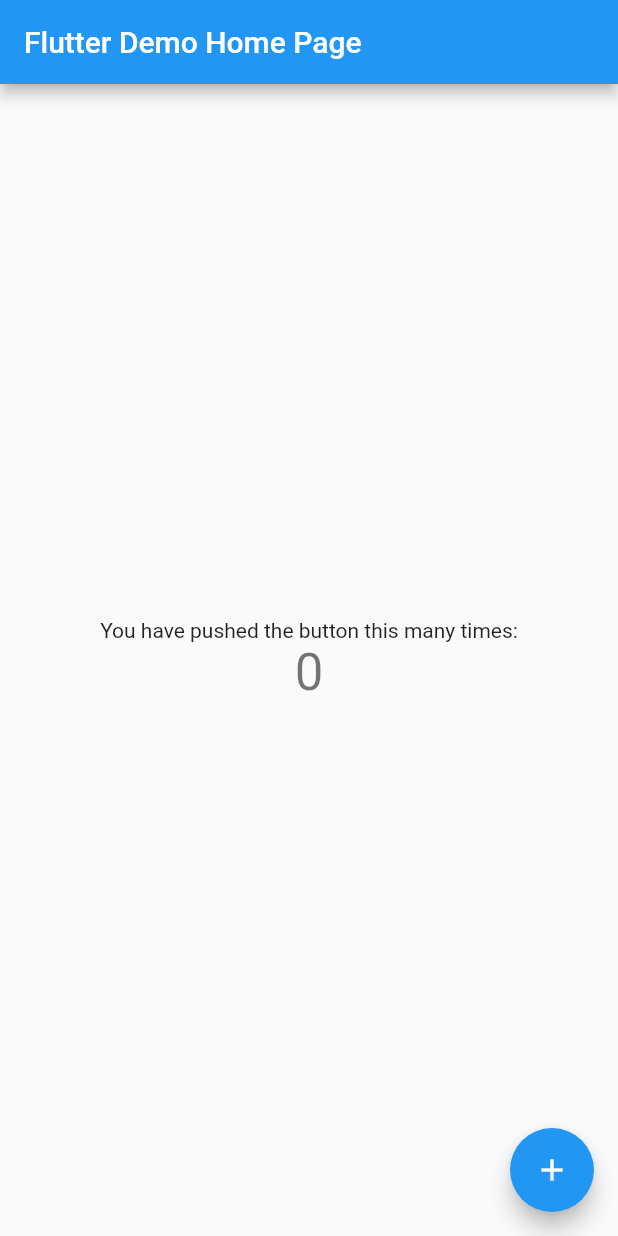
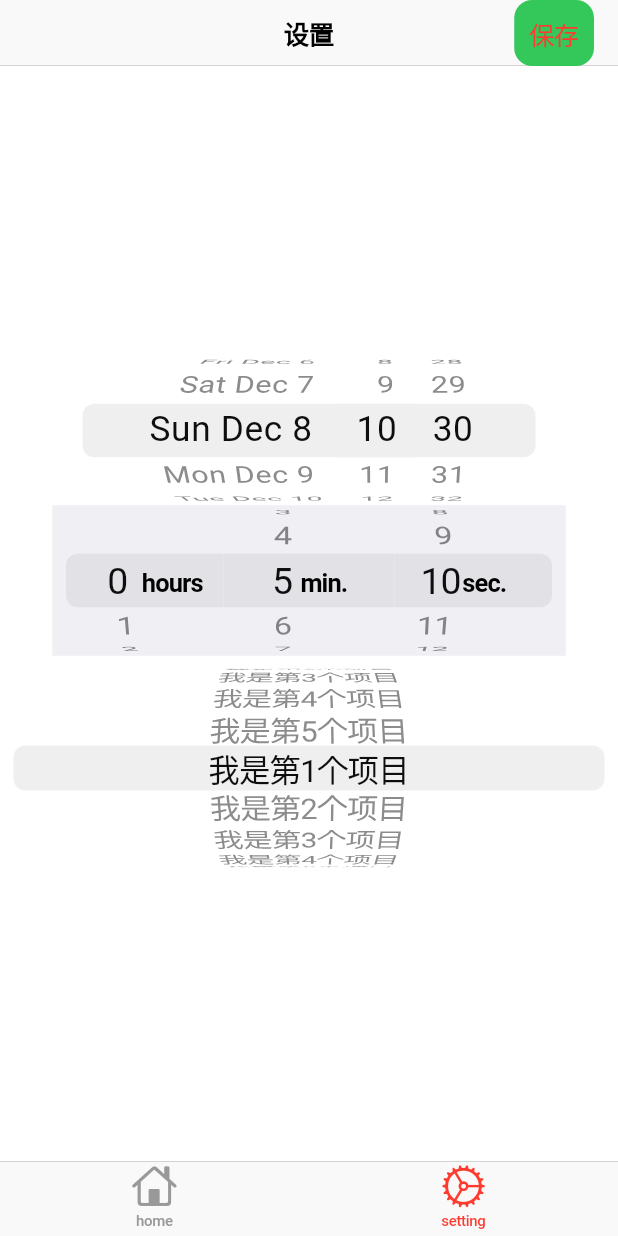
Before and after one commit to garvenc/flutter-demo, a Flutter app: the screen it shows after launch, on a phone screen of 412 x 824 dp. Run offline on Flutter 3.47's test engine with Material 2 defaults, Android fonts, the phone set to English and light mode, and no system bars.

Commit message:
Cupertino demo.

```diff
--- a/cupertino_demo/lib/main.dart
+++ b/cupertino_demo/lib/main.dart
@@ -1,4 +1,5 @@
-import 'package:flutter/material.dart';
+import 'package:flutter/cupertino.dart';
+import './src/my_home_page.dart';
 
 void main() {
   runApp(const MyApp());
@@ -10,106 +11,13 @@
   // This widget is the root of your application.
   @override
   Widget build(BuildContext context) {
-    return MaterialApp(
+    return const CupertinoApp(
       title: 'Flutter Demo',
-      theme: ThemeData(
-        // This is the theme of your application.
-        //
-        // Try running your application with "flutter run". You'll see the
-        // application has a blue toolbar. Then, without quitting the app, try
-        // changing the primarySwatch below to Colors.green and then invoke
-        // "hot reload" (press "r" in the console where you ran "flutter run",
-        // or simply save your changes to "hot reload" in a Flutter IDE).
-        // Notice that the counter didn't reset back to zero; the application
-        // is not restarted.
-        primarySwatch: Colors.blue,
+      theme: CupertinoThemeData(
+        primaryColor: CupertinoColors.systemRed,
       ),
-      home: const MyHomePage(title: 'Flutter Demo Home Page'),
+      home: MyHomePage(),
+      debugShowCheckedModeBanner: false,
     );
   }
 }
-
-class MyHomePage extends StatefulWidget {
-  const MyHomePage({super.key, required this.title});
-
-  // This widget is the home page of your application. It is stateful, meaning
-  // that it has a State object (defined below) that contains fields that affect
-  // how it looks.
-
-  // This class is the configuration for the state. It holds the values (in this
-  // case the title) provided by the parent (in this case the App widget) and
-  // used by the build method of the State. Fields in a Widget subclass are
-  // always marked "final".
-
-  final String title;
-
-  @override
-  State<MyHomePage> createState() => _MyHomePageState();
-}
-
-class _MyHomePageState extends State<MyHomePage> {
-  int _counter = 0;
-
-  void _incrementCounter() {
-    setState(() {
-      // This call to setState tells the Flutter framework that something has
-      // changed in this State, which causes it to rerun the build method below
-      // so that the display can reflect the updated values. If we changed
-      // _counter without calling setState(), then the build method would not be
-      // called again, and so nothing would appear to happen.
-      _counter++;
-    });
-  }
-
-  @override
-  Widget build(BuildContext context) {
-    // This method is rerun every time setState is called, for instance as done
-    // by the _incrementCounter method above.
-    //
-    // The Flutter framework has been optimized to make rerunning build methods
-    // fast, so that you can just rebuild anything that needs updating rather
-    // than having to individually change instances of widgets.
-    return Scaffold(
-      appBar: AppBar(
-        // Here we take the value from the MyHomePage object that was created by
-        // the App.build method, and use it to set our appbar title.
-        title: Text(widget.title),
-      ),
-      body: Center(
-        // Center is a layout widget. It takes a single child and positions it
-        // in the middle of the parent.
-        child: Column(
-          // Column is also a layout widget. It takes a list of children and
-          // arranges them vertically. By default, it sizes itself to fit its
-          // children horizontally, and tries to be as tall as its parent.
-          //
-          // Invoke "debug painting" (press "p" in the console, choose the
-          // "Toggle Debug Paint" action from the Flutter Inspector in Android
-          // Studio, or the "Toggle Debug Paint" command in Visual Studio Code)
-          // to see the wireframe for each widget.
-          //
-          // Column has various properties to control how it sizes itself and
-          // how it positions its children. Here we use mainAxisAlignment to
-          // center the children vertically; the main axis here is the vertical
-          // axis because Columns are vertical (the cross axis would be
-          // horizontal).
-          mainAxisAlignment: MainAxisAlignment.center,
-          children: <Widget>[
-            const Text(
-              'You have pushed the button this many times:',
-            ),
-            Text(
-              '$_counter',
-              style: Theme.of(context).textTheme.headline4,
-            ),
-          ],
-        ),
-      ),
-      floatingActionButton: FloatingActionButton(
-        onPressed: _incrementCounter,
-        tooltip: 'Increment',
-        child: const Icon(Icons.add),
-      ), // This trailing comma makes auto-formatting nicer for build methods.
-    );
-  }
-}
--- /dev/null
+++ b/cupertino_demo/lib/src/my_home_page.dart
@@ -0,0 +1,232 @@
+import 'package:flutter/cupertino.dart';
+
+class MyHomePage extends StatefulWidget {
+  const MyHomePage({super.key});
+
+  @override
+  State<MyHomePage> createState() => _MyHomePageState();
+}
+
+class _MyHomePageState extends State<MyHomePage> {
+  @override
+  Widget build(BuildContext context) {
+    return CupertinoTabScaffold(
+      tabBuilder: (context, index) {
+        return CupertinoTabView(
+          builder: (context) {
+            switch (index) {
+              case 0:
+                return const _HomePage();
+              case 1:
+                return const _SettingPage();
+              default:
+                // Should not run into here.
+                return const Text("unexpected case...");
+            }
+          },
+        );
+      },
+      tabBar: CupertinoTabBar(
+        items: const[
+          BottomNavigationBarItem(icon: Icon(CupertinoIcons.home), label: "home"),
+          BottomNavigationBarItem(icon: Icon(CupertinoIcons.settings), label: "setting"),
+        ],
+        currentIndex: 1,
+        onTap: (index) {
+        },
+      ),
+    );
+  }
+}
+
+class _HomePage extends StatefulWidget {
+  const _HomePage();
+
+  @override
+  State<StatefulWidget> createState() {
+    return _HomePageState();
+  }
+}
+
+class _HomePageState extends State<_HomePage> {
+  var _sliderValue = 40.0;
+
+  @override
+  Widget build(BuildContext context) {
+    return CupertinoPageScaffold(
+      navigationBar: const CupertinoNavigationBar(
+        middle: Text("首页")
+      ),
+      child: Column(
+        mainAxisAlignment: MainAxisAlignment.center,
+        children: [
+          CupertinoSlider(
+            min: 0,
+            max: 100,
+            value: _sliderValue,
+            activeColor: CupertinoColors.activeBlue,
+            onChanged: (value) {
+              setState(() {
+                _sliderValue = value;
+              });
+            },
+          ),
+          CupertinoButton(
+            child: const Text("设置"),
+            onPressed: () {
+              Navigator.push(context, CupertinoPageRoute(builder: (context) {
+                return const _SettingPage();
+              }));
+            },
+          ),
+          CupertinoButton(
+            color: CupertinoColors.systemYellow,
+            child: const Text("帮助"),
+            onPressed: () {
+              showCupertinoDialog(
+                context: context,
+                builder: (context) {
+                  return CupertinoAlertDialog(
+                    title: const Text("查看帮助"),
+                    content: const Text("请选择帮助内容"),
+                    actions: [
+                      CupertinoButton(
+                        child: const Text("帮助一"),
+                        onPressed: () {
+                          Navigator.pop(context);
+                        },
+                      ),
+                      CupertinoButton(
+                        child: const Text("帮助二"),
+                        onPressed: () {
+                          Navigator.pop(context);
+                        },
+                      ),
+                      CupertinoButton(
+                        child: const Text("帮助三"),
+                        onPressed: () {
+                          Navigator.pop(context);
+                        },
+                      )
+                    ],
+                  );
+                },
+              );
+            },
+          ),
+          CupertinoButton(
+            color: CupertinoColors.systemOrange,
+            child: const Text("删除"),
+            onPressed: () {
+              showCupertinoDialog(
+                context: context,
+                builder: (context) {
+                  return CupertinoAlertDialog(
+                    title: const Text("确定删除？"),
+                    content: const Text("删除后将无法恢复！"),
+                    actions: [
+                      CupertinoButton(
+                        child: const Text("取消"),
+                        onPressed: () {
+                          Navigator.pop(context);
+                        },
+                      ),
+                      CupertinoButton(
+                        child: const Text("确定"),
+                        onPressed: () {
+                          Navigator.pop(context);
+                        },
+                      ),
+                    ],
+                  );
+                },
+              );
+            },
+          )
+        ],
+      ),
+    );
+  }
+}
+
+class _SettingPage extends StatelessWidget {
+  const _SettingPage();
+
+  @override
+  Widget build(BuildContext context) {
+    return CupertinoPageScaffold(
+      navigationBar: CupertinoNavigationBar(
+        previousPageTitle: "返回",
+        middle: const Text("设置"),
+        trailing: CupertinoButton(
+          color: CupertinoColors.systemGreen,
+          padding: const EdgeInsets.all(10),
+          child: const Text("保存"),
+          onPressed: () {
+            showCupertinoModalPopup(
+              context: context,
+              builder: (context) {
+                return CupertinoActionSheet(
+                  actions: [
+                    CupertinoActionSheetAction(
+                      child: const Text("是"),
+                      onPressed: () {
+                        Navigator.pop(context);
+                      },
+                    ),
+                    CupertinoActionSheetAction(
+                      child: const Text("否"),
+                      onPressed: () {
+                        Navigator.pop(context);
+                      },
+                    )
+                  ],
+                  cancelButton: CupertinoActionSheetAction(
+                    child: const Text("取消"),
+                    onPressed: () {
+                      Navigator.pop(context);
+                    },
+                  ),
+                );
+              },
+            );
+          },
+        ),
+      ),
+      child: Column(
+        mainAxisAlignment: MainAxisAlignment.center,
+        children: [
+          SizedBox(
+            height: 100,
+            child: CupertinoDatePicker(
+              initialDateTime: DateTime.now(),
+              use24hFormat: true,
+              onDateTimeChanged: (value) {
+              },
+            ),
+          ),
+          SizedBox(
+            height: 100,
+            child: CupertinoTimerPicker(
+              initialTimerDuration: const Duration(minutes: 5, seconds: 10),
+              mode: CupertinoTimerPickerMode.hms,
+              backgroundColor: CupertinoColors.extraLightBackgroundGray,
+              onTimerDurationChanged: (value) {
+              },
+            ),
+          ),
+          SizedBox(
+            height: 150,
+            child: CupertinoPicker(
+              looping: true,
+              itemExtent: 30,
+              children: List.generate(5, (index) => Text("我是第${index+1}个项目")),
+              onSelectedItemChanged: (index) {
+              },
+            ),
+          )
+        ],
+      ),
+    );
+  }
+}
```
Also changed, not shown: 1 other file.
